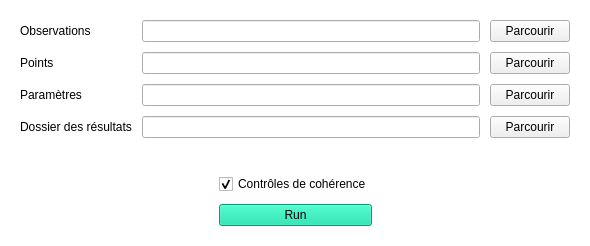
Before: the Qt Designer form interface/OngletCalcul.ui in MatteoCasto/NELCAS, drawn with Qt 5.
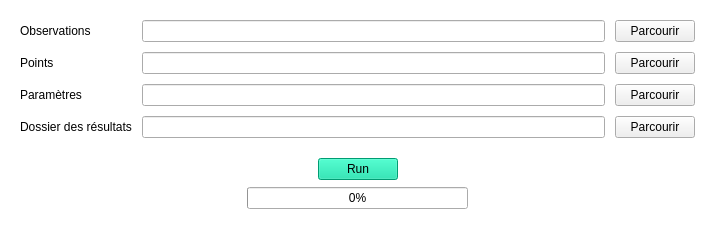
After: the same form once the commit is applied. Icons and pictures are not drawn.

Commit message:
Loading bar + adaptation de l'UI résultats
- Ajout d'une loading bar
- Adaptation de l'UI pour selon la nouvelle structure des résultats

The edit to the form file:
```diff
--- a/interface/OngletCalcul.ui
+++ b/interface/OngletCalcul.ui
@@ -6,8 +6,8 @@
    <rect>
     <x>0</x>
     <y>0</y>
-    <width>590</width>
-    <height>246</height>
+    <width>715</width>
+    <height>229</height>
    </rect>
   </property>
   <property name="windowTitle">
@@ -45,7 +45,46 @@
     <property name="bottomMargin">
      <number>20</number>
     </property>
-    <item row="2" column="0">
+    <item row="4" column="2">
+     <spacer name="horizontalSpacer_4">
+      <property name="orientation">
+       <enum>Qt::Horizontal</enum>
+      </property>
+      <property name="sizeHint" stdset="0">
+       <size>
+        <width>40</width>
+        <height>20</height>
+       </size>
+      </property>
+     </spacer>
+    </item>
+    <item row="4" column="0">
+     <spacer name="horizontalSpacer_3">
+      <property name="orientation">
+       <enum>Qt::Horizontal</enum>
+      </property>
+      <property name="sizeHint" stdset="0">
+       <size>
+        <width>40</width>
+        <height>20</height>
+       </size>
+      </property>
+     </spacer>
+    </item>
+    <item row="3" column="1">
+     <spacer name="verticalSpacer_2">
+      <property name="orientation">
+       <enum>Qt::Vertical</enum>
+      </property>
+      <property name="sizeHint" stdset="0">
+       <size>
+        <width>20</width>
+        <height>40</height>
+       </size>
+      </property>
+     </spacer>
+    </item>
+    <item row="2" column="0" colspan="3">
      <layout class="QVBoxLayout" name="verticalLayout">
       <property name="spacing">
        <number>10</number>
@@ -127,7 +166,7 @@
       </item>
       <item>
        <layout class="QGridLayout" name="gridLayout_6">
-        <item row="1" column="2" rowspan="2">
+        <item row="0" column="2" rowspan="2">
          <spacer name="horizontalSpacer_2">
           <property name="orientation">
            <enum>Qt::Horizontal</enum>
@@ -140,20 +179,7 @@
           </property>
          </spacer>
         </item>
-        <item row="1" column="0" rowspan="2">
-         <spacer name="horizontalSpacer">
-          <property name="orientation">
-           <enum>Qt::Horizontal</enum>
-          </property>
-          <property name="sizeHint" stdset="0">
-           <size>
-            <width>78</width>
-            <height>20</height>
-           </size>
-          </property>
-         </spacer>
-        </item>
-        <item row="2" column="1">
+        <item row="1" column="1">
          <widget class="QPushButton" name="runCalcul">
           <property name="sizePolicy">
            <sizepolicy hsizetype="Minimum" vsizetype="Fixed">
@@ -182,25 +208,15 @@
           </property>
          </widget>
         </item>
-        <item row="1" column="1">
-         <widget class="QCheckBox" name="checkBoxCtrlCoh">
-          <property name="text">
-           <string>Contrôles de cohérence</string>
-          </property>
-          <property name="checked">
-           <bool>true</bool>
-          </property>
-         </widget>
-        </item>
-        <item row="0" column="1">
-         <spacer name="verticalSpacer">
+        <item row="0" column="0" rowspan="2">
+         <spacer name="horizontalSpacer">
           <property name="orientation">
-           <enum>Qt::Vertical</enum>
+           <enum>Qt::Horizontal</enum>
           </property>
           <property name="sizeHint" stdset="0">
            <size>
-            <width>20</width>
-            <height>40</height>
+            <width>78</width>
+            <height>20</height>
            </size>
           </property>
          </spacer>
@@ -209,6 +225,25 @@
       </item>
      </layout>
     </item>
+    <item row="4" column="1">
+     <widget class="QProgressBar" name="progressBar">
+      <property name="enabled">
+       <bool>true</bool>
+      </property>
+      <property name="value">
+       <number>0</number>
+      </property>
+      <property name="alignment">
+       <set>Qt::AlignCenter</set>
+      </property>
+      <property name="textVisible">
+       <bool>true</bool>
+      </property>
+      <property name="invertedAppearance">
+       <bool>false</bool>
+      </property>
+     </widget>
+    </item>
    </layout>
   </widget>
  </widget>
```
The commit also changes 3 other files.
